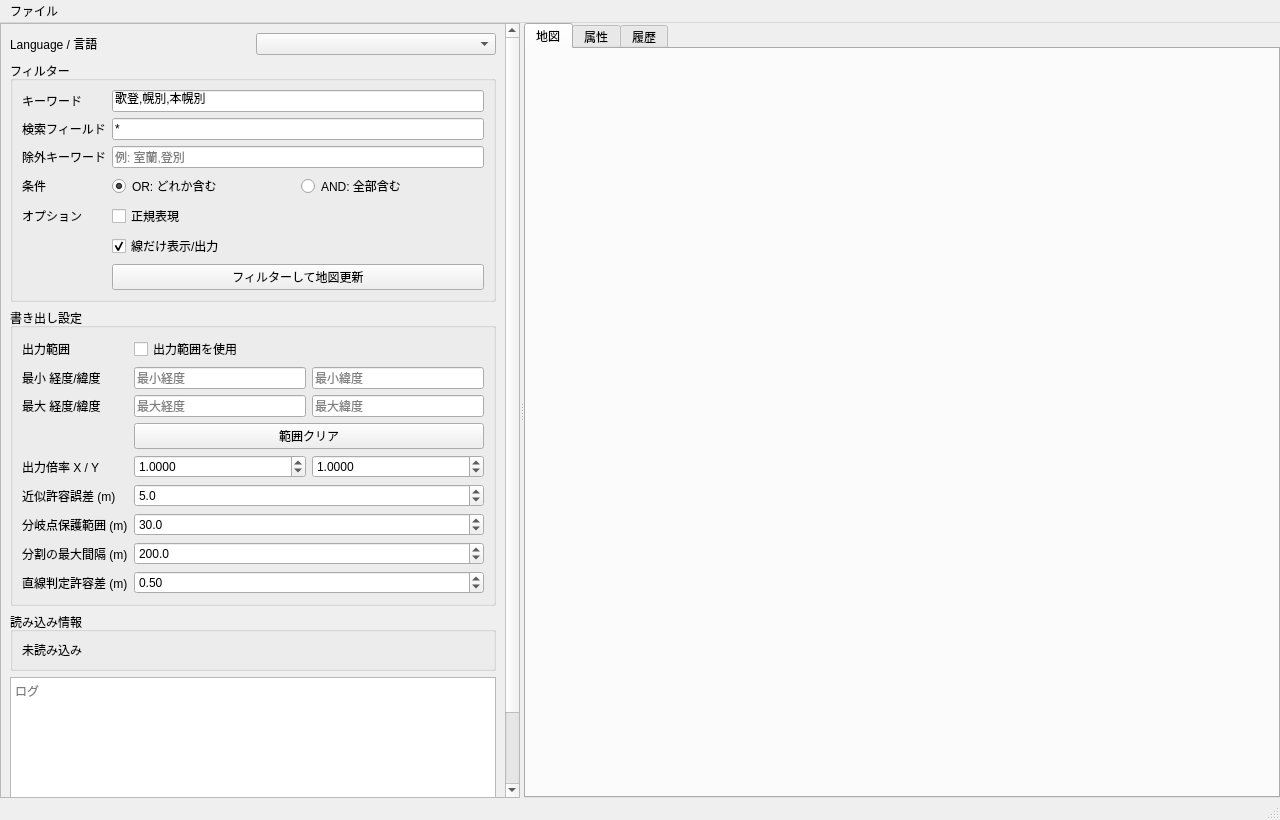
Qt form ui/main_window.ui (Ikumyon/NRClipBuilder) before a commit.
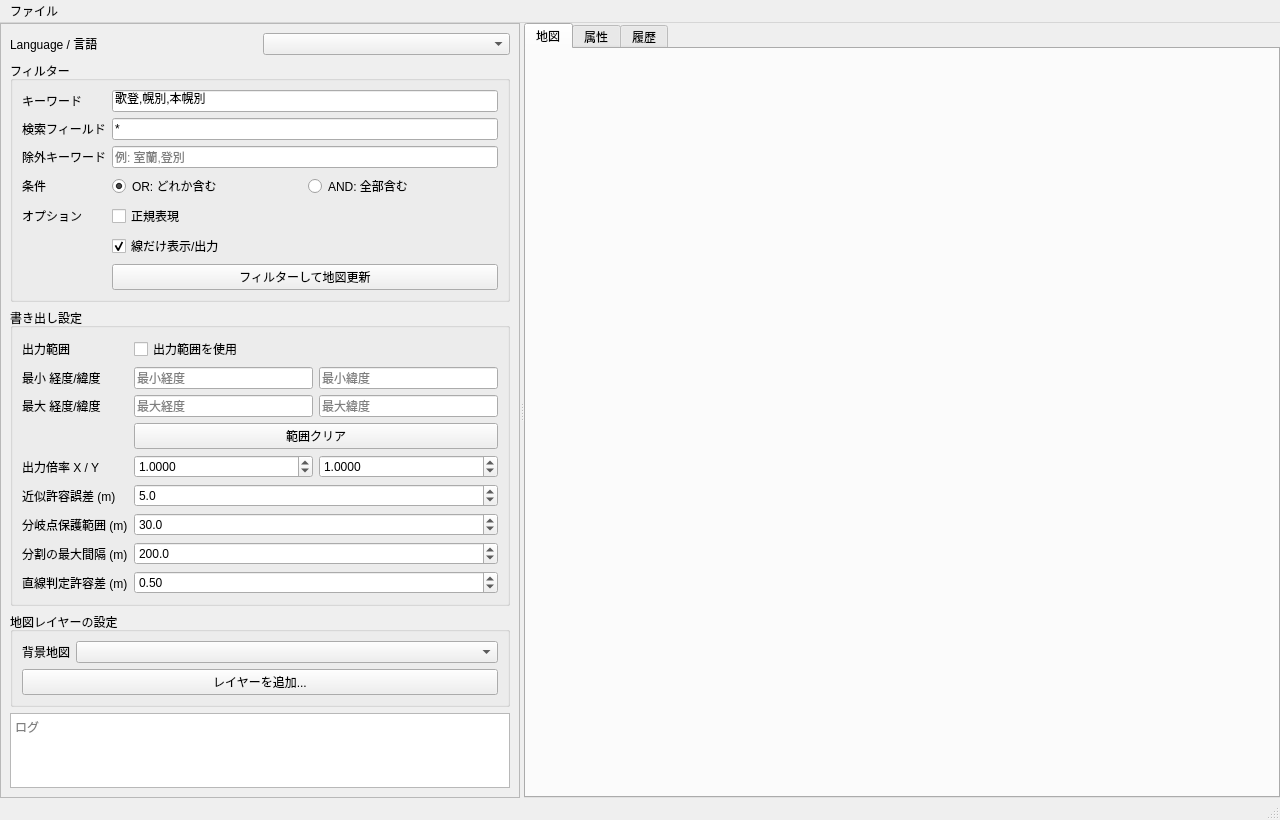
The same form after that commit.

Commit message: 地図レイヤ対応

What changed in the file:
```diff
--- a/ui/main_window.ui
+++ b/ui/main_window.ui
@@ -449,16 +449,23 @@
         <item>
          <widget class="QGroupBox" name="info_group">
           <property name="title">
-           <string>読み込み情報</string>
+           <string>地図レイヤーの設定</string>
           </property>
-          <layout class="QVBoxLayout" name="info_layout">
-           <item>
-            <widget class="QLabel" name="info_label">
+          <layout class="QFormLayout" name="map_form_layout">
+           <item row="0" column="0">
+            <widget class="QLabel" name="label_base_map">
              <property name="text">
-              <string>未読み込み</string>
+              <string>背景地図</string>
              </property>
-             <property name="wordWrap">
-              <bool>true</bool>
+            </widget>
+           </item>
+           <item row="0" column="1">
+            <widget class="QComboBox" name="base_map_combo"/>
+           </item>
+           <item row="1" column="0" colspan="2">
+            <widget class="QPushButton" name="add_layer_btn">
+             <property name="text">
+              <string>レイヤーを追加...</string>
              </property>
             </widget>
            </item>
```
Left out of the diff: 4 changed lines with no effect on the pictures. The commit also changes 88 other files.
